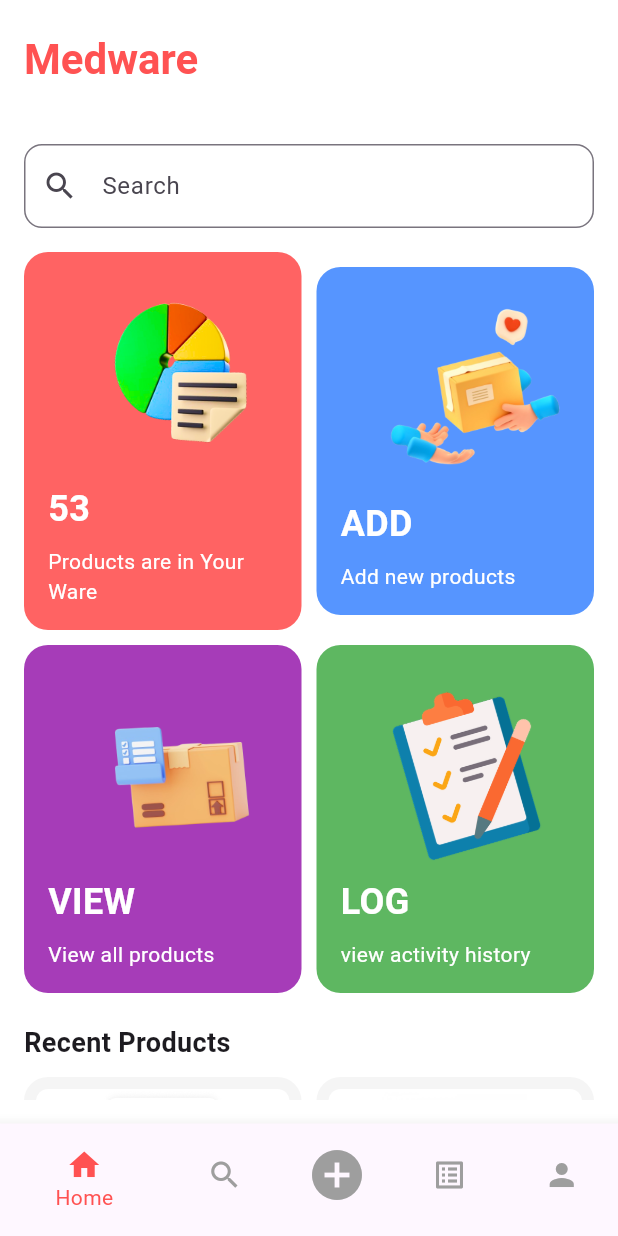
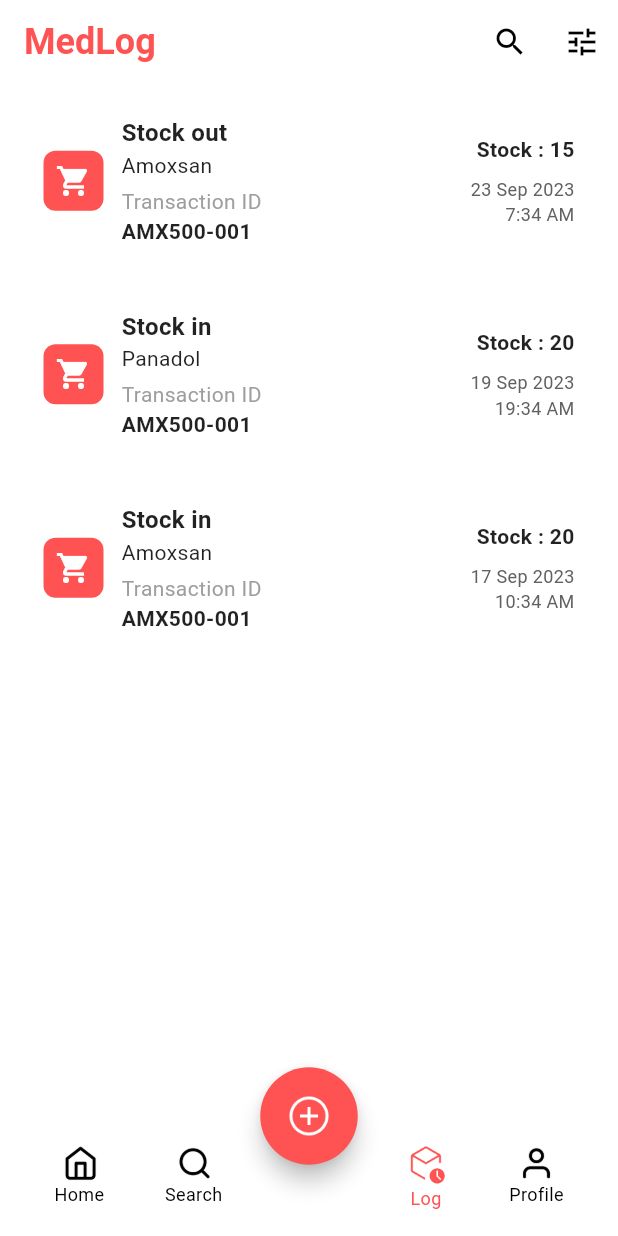
Before and after one commit to agilditya/MedWare-Mobile, a Flutter app: the screen it shows after launch, on a phone screen of 412 x 824 dp. Run offline on Flutter 3.47's test engine with Material 3 defaults, Android fonts, the light colour scheme and no system bars; our stand-ins replace google_fonts.

Commit message:
buat medlog

```diff
--- /dev/null
+++ b/lib/Admin/medlog.dart
@@ -0,0 +1,215 @@
+import 'package:flutter/material.dart';
+
+void main() {
+  runApp(MaterialApp(debugShowCheckedModeBanner: false, home: MedLogPage()));
+}
+
+class MedLogPage extends StatelessWidget {
+  final List<Map<String, String>> logs = [
+    {
+      'type': 'Stock out',
+      'product': 'Amoxsan',
+      'transactionId': 'AMX500-001',
+      'date': '23 Sep 2023',
+      'time': '7:34 AM',
+      'stock': '15',
+    },
+    {
+      'type': 'Stock in',
+      'product': 'Panadol',
+      'transactionId': 'AMX500-001',
+      'date': '19 Sep 2023',
+      'time': '19:34 AM',
+      'stock': '20',
+    },
+    {
+      'type': 'Stock in',
+      'product': 'Amoxsan',
+      'transactionId': 'AMX500-001',
+      'date': '17 Sep 2023',
+      'time': '10:34 AM',
+      'stock': '20',
+    },
+  ];
+
+  @override
+  Widget build(BuildContext context) {
+    return Scaffold(
+      backgroundColor: Colors.white,
+      appBar: AppBar(
+        backgroundColor: Colors.white,
+        elevation: 0,
+        title: Text(
+          'MedLog',
+          style: TextStyle(
+            color: Colors.redAccent,
+            fontWeight: FontWeight.bold,
+            fontSize: 24,
+          ),
+        ),
+        actions: [
+          IconButton(
+            icon: Icon(Icons.search, color: Colors.black),
+            onPressed: () {},
+          ),
+          IconButton(
+            icon: Icon(Icons.tune, color: Colors.black),
+            onPressed: () {},
+          ),
+        ],
+      ),
+      body: ListView.builder(
+        itemCount: logs.length,
+        itemBuilder: (context, index) {
+          final log = logs[index];
+          return Padding(
+            padding: const EdgeInsets.symmetric(horizontal: 16, vertical: 8),
+            child: Container(
+              padding: EdgeInsets.all(12),
+              decoration: BoxDecoration(
+                color: Colors.white,
+                borderRadius: BorderRadius.circular(12),
+                border: Border.all(color: Colors.white),
+              ),
+              child: Row(
+                children: [
+                  Container(
+                    padding: EdgeInsets.all(8),
+                    decoration: BoxDecoration(
+                      color: Colors.redAccent,
+                      borderRadius: BorderRadius.circular(8),
+                    ),
+                    child: Icon(Icons.shopping_cart, color: Colors.white),
+                  ),
+                  SizedBox(width: 12),
+                  Expanded(
+                    child: Column(
+                      crossAxisAlignment: CrossAxisAlignment.start,
+                      children: [
+                        Text(
+                          log['type']!,
+                          style: TextStyle(
+                            fontWeight: FontWeight.bold,
+                            fontSize: 16,
+                            color: Colors.black87,
+                          ),
+                        ),
+                        Text(
+                          log['product']!,
+                          style: TextStyle(fontSize: 14, color: Colors.black87),
+                        ),
+                        SizedBox(height: 4),
+                        Text(
+                          'Transaction ID',
+                          style: TextStyle(color: Colors.grey),
+                        ),
+                        Text(
+                          log['transactionId']!,
+                          style: TextStyle(
+                            fontWeight: FontWeight.bold,
+                            color: Colors.black87,
+                          ),
+                        ),
+                      ],
+                    ),
+                  ),
+                  Column(
+                    crossAxisAlignment: CrossAxisAlignment.end,
+                    children: [
+                      Text(
+                        'Stock : ${log['stock']}',
+                        style: TextStyle(
+                          fontWeight: FontWeight.bold,
+                          fontSize: 14,
+                          color: Colors.black87,
+                        ),
+                      ),
+                      SizedBox(height: 8),
+                      Text(
+                        log['date']!,
+                        style: TextStyle(
+                          fontSize: 12,
+                          color: Colors.grey.shade700,
+                        ),
+                      ),
+                      Text(
+                        log['time']!,
+                        style: TextStyle(
+                          fontSize: 12,
+                          color: Colors.grey.shade700,
+                        ),
+                      ),
+                    ],
+                  ),
+                ],
+              ),
+            ),
+          );
+        },
+      ),
+
+      // Floating Action Button (Tengah Bulat)
+      floatingActionButton: Container(
+        height: 65,
+        width: 65,
+        child: FloatingActionButton(
+          onPressed: () {},
+          backgroundColor: Colors.redAccent,
+          shape: CircleBorder(),
+          child: Image.asset(
+            'assets/add_navbar.png', // Gambar custom tombol tengah
+            height: 32, // Gambar dibesarkan
+            width: 32,
+          ),
+        ),
+      ),
+      floatingActionButtonLocation: FloatingActionButtonLocation.centerDocked,
+
+      // Bottom Navigation Bar
+      bottomNavigationBar: BottomAppBar(
+        color: Colors.white,
+        shape: CircularNotchedRectangle(),
+        notchMargin: 8.0,
+        child: SizedBox(
+          height: 70,
+          child: Row(
+            mainAxisAlignment: MainAxisAlignment.spaceAround,
+            children: [
+              _customNavItem('assets/home_navbar.png', 'Home', false),
+              _customNavItem('assets/search_navbar.png', 'Search', false),
+              SizedBox(width: 40), // Space for FAB
+              _customNavItem('assets/log_navbar.png', 'Log', true),
+              _customNavItem('assets/profile_navbar.png', 'Profile', false),
+            ],
+          ),
+        ),
+      ),
+    );
+  }
+
+  // Custom Nav Item (Gambar)
+  Widget _customNavItem(String assetPath, String label, bool isActive) {
+    double iconHeight = label == 'Log' ? 30 : 24; // Log lebih besar
+    double iconWidth = label == 'Log' ? 30 : 24;
+
+    return Column(
+      mainAxisSize: MainAxisSize.min,
+      mainAxisAlignment: MainAxisAlignment.center,
+      children: [
+        Image.asset(
+          assetPath,
+          height: iconHeight,
+          width: iconWidth,
+          color: isActive ? Colors.redAccent : Colors.black,
+        ),
+        Text(
+          label,
+          style: TextStyle(
+            color: isActive ? Colors.redAccent : Colors.black,
+            fontSize: 12,
+          ),
+        ),
+      ],
+    );
+  }
+}
--- a/lib/main.dart
+++ b/lib/main.dart
@@ -1,5 +1,6 @@
 import 'package:flutter/material.dart';
-import 'Admin/homeAdmin.dart'; // Ganti dengan path file kamu
+import 'package:tubes/Admin/medlog.dart';
+import 'Admin/medlog.dart'; // Ganti dengan path file kamu
 
 void main() {
   runApp(const MyApp());
@@ -13,7 +14,7 @@ class MyApp extends StatelessWidget {
     return MaterialApp(
       debugShowCheckedModeBanner: false,
       title: 'Flutter Demo',
-      home: MedwareHomePage(), // GANTI SCREEN YANG MAU DILIAT
+      home: MedLogPage(), // GANTI SCREEN YANG MAU DILIAT
     );
   }
 }
--- a/pubspec.yaml
+++ b/pubspec.yaml
@@ -74,6 +74,12 @@ flutter:
     - assets/log.png
     - assets/buffect.png
     - assets/sanmol.png
+    - assets/home_navbar.png
+    - assets/search_navbar.png
+    - assets/add_navbar.png
+    - assets/log_navbar.png
+    - assets/profile_navbar.png
+
 
 
   # An image asset can refer to one or more resolution-specific "variants", see
```
Also changed, not shown: assets/add_navbar.png (added), assets/home_navbar.png (added), assets/log_navbar.png (added), assets/profile_navbar.png (added), assets/search_navbar.png (added).
